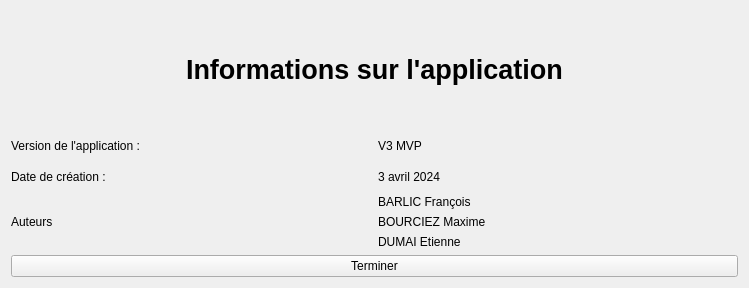
Before: the Qt Designer form V7_MVP_lecteurDiaporama/Fichiers de code/fenetreapropos.ui in FranzouGame/SAE1.01-LecteurDiaporama, drawn with Qt 5.
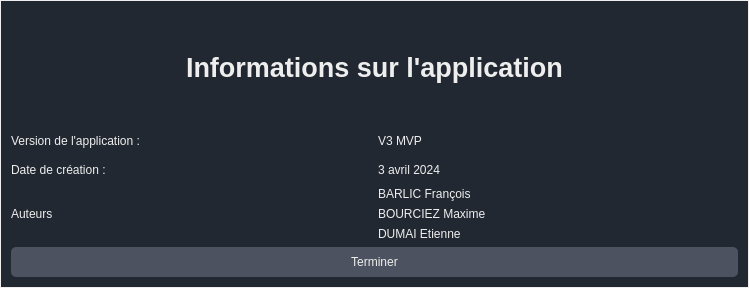
After: the same form once the commit is applied.

The edit to the form file:
```diff
--- a/V7_MVP_lecteurDiaporama/Fichiers de code/fenetreapropos.ui
+++ b/V7_MVP_lecteurDiaporama/Fichiers de code/fenetreapropos.ui
@@ -13,6 +13,41 @@
   <property name="windowTitle">
    <string>A propos</string>
   </property>
+  <property name="styleSheet">
+   <string notr="true">/* Dans tout les QDialog */
+    QDialog{
+        background-color: #222831;
+        font-family: 'Times New Roman', Times, serif;
+        color: #EEEEEE; 
+        border: 1px solid #EEEEEE;
+    }
+    
+    QLabel{
+        color:#EEEEEE
+    }
+    
+
+/* Dans le QDialog FenÃªtre a propos */
+    QDialog{
+        background-color: #222831;
+        font-family: 'Times New Roman', Times, serif;
+        color: #EEEEEE; 
+        border: 1px solid #EEEEEE;
+    }
+    
+    QLabel{
+        color:#EEEEEE
+    }
+    
+    QPushButton{
+        background-color: #4c525f;
+        color: #EEEEEE;
+        border-color: #EEEEEE;
+        height: 30%;
+        border-radius: 5%;
+        position: relative;
+    }</string>
+  </property>
   <layout class="QVBoxLayout" name="verticalLayout">
    <item>
     <layout class="QHBoxLayout" name="layoutTitre">
```
